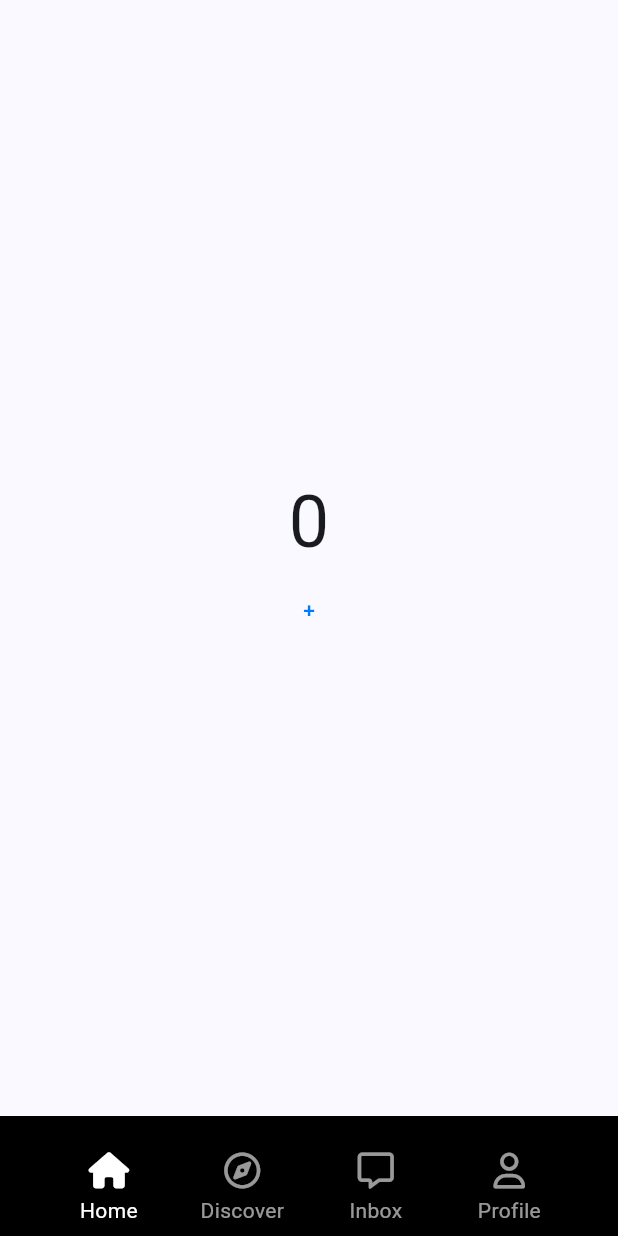
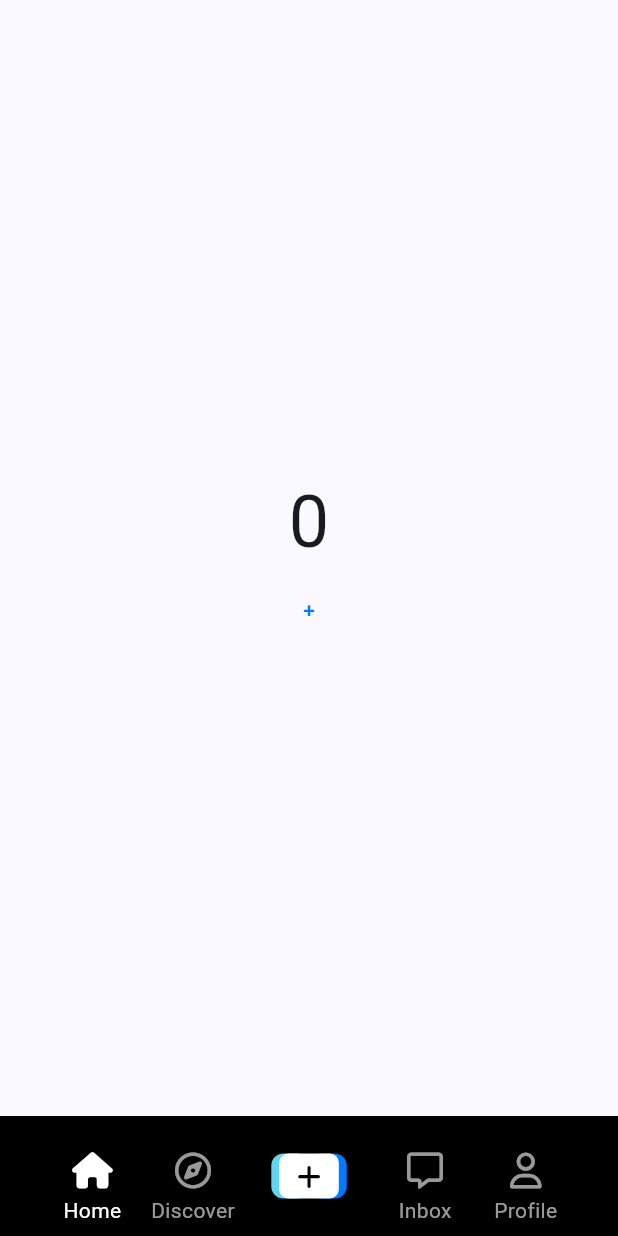
Before and after one commit to ralo-med/tiktok_clone, a Flutter app: the screen it shows after launch, on a phone screen of 412 x 824 dp. Run offline on Flutter 3.47's test engine with Material 3 defaults, Android fonts, the phone set to English and light mode, and no system bars; our stand-ins replace font_awesome_flutter.

```diff
--- a/lib/features/main_navigation/main_navigation_screen.dart
+++ b/lib/features/main_navigation/main_navigation_screen.dart
@@ -1,8 +1,10 @@
 import 'package:flutter/material.dart';
 import 'package:font_awesome_flutter/font_awesome_flutter.dart';
+import 'package:tiktok_clone/constants/gaps.dart';
 import 'package:tiktok_clone/constants/sizes.dart';
 import 'package:tiktok_clone/features/main_navigation/stf_screen.dart';
 import 'package:tiktok_clone/features/main_navigation/widgets/nav_tab.dart';
+import 'package:tiktok_clone/features/main_navigation/widgets/post_video_button.dart';
 
 class MainNavigationScreen extends StatefulWidget {
   const MainNavigationScreen({super.key});
@@ -18,6 +20,17 @@ class _MainNavigationScreenState extends State<MainNavigationScreen> {
     setState(() {
       _selectedIndex = index;
     });
+  }
+
+  void _onPostVideoButtonTap() {
+    Navigator.of(context).push(
+      MaterialPageRoute(
+        builder: (context) => Scaffold(
+          appBar: AppBar(title: const Text('Record video')),
+        ),
+        fullscreenDialog: true,
+      ),
+    );
   }
 
   @override
@@ -64,6 +77,12 @@ class _MainNavigationScreenState extends State<MainNavigationScreen> {
                 selectedIcon: FontAwesomeIcons.solidCompass,
                 onTap: () => _onTap(1),
               ),
+              Gaps.h24,
+              GestureDetector(
+                onTap: _onPostVideoButtonTap,
+                child: const PostVideoButton(),
+              ),
+              Gaps.h24,
               NavTab(
                 text: "Inbox",
                 isSelected: _selectedIndex == 3,
--- /dev/null
+++ b/lib/features/main_navigation/widgets/post_video_button.dart
@@ -0,0 +1,67 @@
+import 'package:flutter/material.dart';
+import 'package:font_awesome_flutter/font_awesome_flutter.dart';
+import 'package:tiktok_clone/constants/sizes.dart';
+
+class PostVideoButton extends StatelessWidget {
+  const PostVideoButton({super.key});
+
+  @override
+  Widget build(BuildContext context) {
+    return Stack(
+      clipBehavior: Clip.none,
+      children: [
+        Positioned(
+          right: 20,
+          child: Container(
+            height: 30,
+            width: 25,
+            padding: const EdgeInsets.symmetric(
+              horizontal: Sizes.size8,
+            ),
+            decoration: BoxDecoration(
+              color: const Color(0xff61D4F0),
+              borderRadius: BorderRadius.circular(
+                Sizes.size8,
+              ),
+            ),
+          ),
+        ),
+        Positioned(
+          left: 20,
+          child: Container(
+            height: 30,
+            width: 25,
+            padding: const EdgeInsets.symmetric(
+              horizontal: Sizes.size8,
+            ),
+            decoration: BoxDecoration(
+              color: Theme.of(context).primaryColor,
+              borderRadius: BorderRadius.circular(
+                Sizes.size8,
+              ),
+            ),
+          ),
+        ),
+        Container(
+          height: 30,
+          padding: const EdgeInsets.symmetric(
+            horizontal: Sizes.size12,
+          ),
+          decoration: BoxDecoration(
+            color: Colors.white,
+            borderRadius: BorderRadius.circular(
+              Sizes.size6,
+            ),
+          ),
+          child: const Center(
+            child: FaIcon(
+              FontAwesomeIcons.plus,
+              color: Colors.black,
+              size: 18,
+            ),
+          ),
+        )
+      ],
+    );
+  }
+}
```
